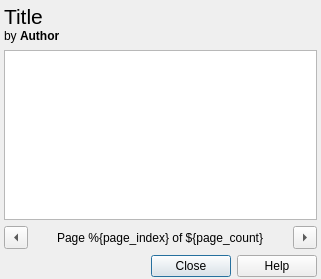
Above: res/ui/content-information-dialog.ui from smartboyhw/speechcontrol before the change. Below: the same form after it.
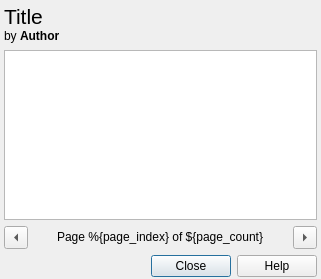
That is the form after the change. Icons and pictures are not drawn.

Diff of the .ui file:
```diff
--- a/res/ui/content-information-dialog.ui
+++ b/res/ui/content-information-dialog.ui
@@ -113,6 +113,12 @@
       </item>
       <item>
        <widget class="QLabel" name="lblPageCounter">
+        <property name="sizePolicy">
+         <sizepolicy hsizetype="Fixed" vsizetype="Fixed">
+          <horstretch>0</horstretch>
+          <verstretch>0</verstretch>
+         </sizepolicy>
+        </property>
         <property name="text">
          <string>Page %{page_index} of ${page_count}</string>
         </property>
```
Left out of the diff: 8 changed lines with no effect on the pictures.
